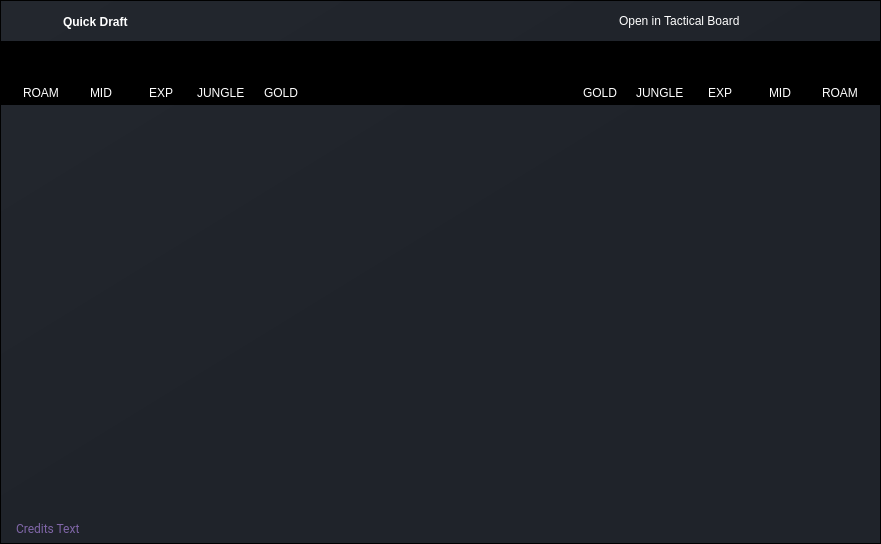
Qt form ui/pages/quick_draft.ui (elian-olbz/mlbb-drafting-and-simulation-tools) before a commit.
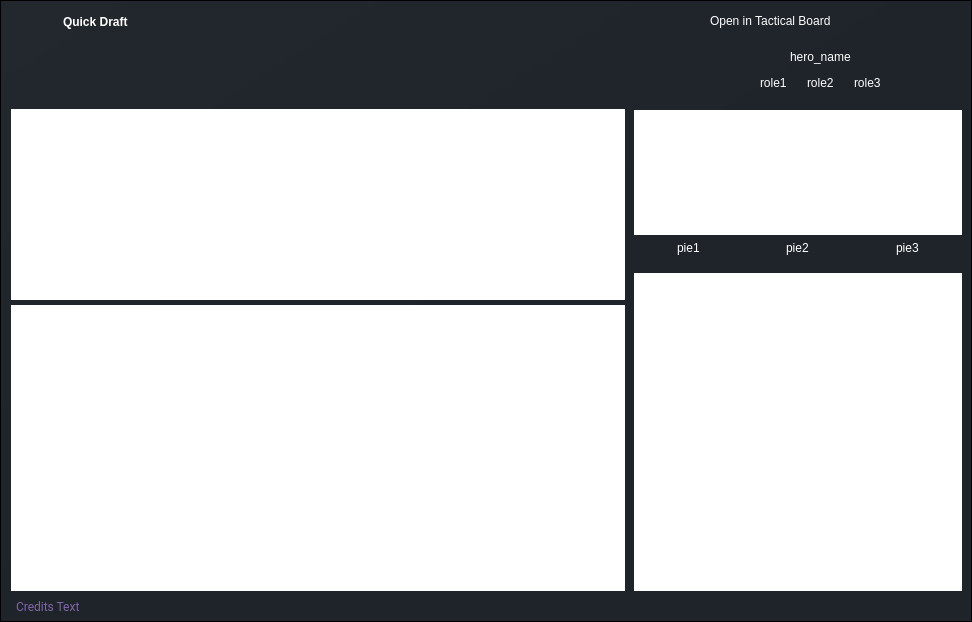
The same form after that commit. Icons and pictures are not drawn.

The edit to the form file:
```diff
--- a/ui/pages/quick_draft.ui
+++ b/ui/pages/quick_draft.ui
@@ -6,8 +6,8 @@
    <rect>
     <x>0</x>
     <y>0</y>
-    <width>881</width>
-    <height>544</height>
+    <width>972</width>
+    <height>622</height>
    </rect>
   </property>
   <property name="windowTitle">
@@ -143,7 +143,7 @@
              <item alignment="Qt::AlignTop">
               <widget class="QWidget" name="header_container" native="true">
                <property name="sizePolicy">
-                <sizepolicy hsizetype="Expanding" vsizetype="Preferred">
+                <sizepolicy hsizetype="Preferred" vsizetype="Preferred">
                  <horstretch>0</horstretch>
                  <verstretch>0</verstretch>
                 </sizepolicy>
@@ -444,7 +444,7 @@
           <item>
            <widget class="QWidget" name="main_body_container" native="true">
             <property name="sizePolicy">
-             <sizepolicy hsizetype="Expanding" vsizetype="Expanding">
+             <sizepolicy hsizetype="Preferred" vsizetype="Preferred">
               <horstretch>0</horstretch>
               <verstretch>0</verstretch>
              </sizepolicy>
@@ -468,7 +468,73 @@
              <property name="bottomMargin">
               <number>0</number>
              </property>
-             <item alignment="Qt::AlignTop">
+             <item>
+              <widget class="QWidget" name="main_content" native="true">
+               <property name="sizePolicy">
+                <sizepolicy hsizetype="Preferred" vsizetype="Preferred">
+                 <horstretch>0</horstretch>
+                 <verstretch>0</verstretch>
+                </sizepolicy>
+               </property>
+               <property name="minimumSize">
+                <size>
+                 <width>0</width>
+                 <height>0</height>
+                </size>
+               </property>
+               <layout class="QHBoxLayout" name="horizontalLayout" stretch="6,4">
+                <property name="spacing">
+                 <number>0</number>
+                </property>
+                <property name="leftMargin">
+                 <number>0</number>
+                </property>
+                <property name="topMargin">
+                 <number>0</number>
+                </property>
+                <property name="rightMargin">
+                 <number>0</number>
+                </property>
+                <property name="bottomMargin">
+                 <number>0</number>
+                </property>
+                <item>
+                 <widget class="QWidget" name="team_stats_container" native="true">
+                  <property name="sizePolicy">
+                   <sizepolicy hsizetype="Expanding" vsizetype="Expanding">
+                    <horstretch>0</horstretch>
+                    <verstretch>0</verstretch>
+                   </sizepolicy>
+                  </property>
+                  <property name="minimumSize">
+                   <size>
+                    <width>0</width>
+                    <height>0</height>
+                   </size>
+                  </property>
+                  <property name="maximumSize">
+                   <size>
+                    <width>16777215</width>
+                    <height>16777215</height>
+                   </size>
+                  </property>
+                  <layout class="QVBoxLayout" name="verticalLayout_17">
+                   <property name="spacing">
+                    <number>8</number>
+                   </property>
+                   <property name="leftMargin">
+                    <number>0</number>
+                   </property>
+                   <property name="topMargin">
+                    <number>0</number>
+                   </property>
+                   <property name="rightMargin">
+                    <number>0</number>
+                   </property>
+                   <property name="bottomMargin">
+                    <number>0</number>
+                   </property>
+                   <item>
               <widget class="QWidget" name="hero_widget" native="true">
                <property name="minimumSize">
                 <size>
@@ -477,11 +543,11 @@
                 </size>
                </property>
                <property name="styleSheet">
-                <string notr="true">background-color: rgb(0, 0, 0);</string>
-               </property>
-               <layout class="QHBoxLayout" name="horizontalLayout">
+                      <string notr="true"/>
+                     </property>
+                     <layout class="QHBoxLayout" name="horizontalLayout_4">
                 <property name="spacing">
-                 <number>0</number>
+                       <number>40</number>
                 </property>
                 <property name="leftMargin">
                  <number>10</number>
@@ -499,7 +565,7 @@
                  <widget class="QFrame" name="blue_hero_frame">
                   <property name="minimumSize">
                    <size>
-                    <width>300</width>
+                          <width>0</width>
                     <height>0</height>
                    </size>
                   </property>
@@ -511,7 +577,7 @@
                   </property>
                   <layout class="QHBoxLayout" name="horizontalLayout_5">
                    <property name="spacing">
-                    <number>0</number>
+                          <number>8</number>
                    </property>
                    <property name="leftMargin">
                     <number>0</number>
@@ -533,7 +599,7 @@
                      <property name="frameShadow">
                       <enum>QFrame::Raised</enum>
                      </property>
-                     <layout class="QVBoxLayout" name="verticalLayout_5">
+                           <layout class="QVBoxLayout" name="verticalLayout_6">
                       <property name="spacing">
                        <number>0</number>
                       </property>
@@ -553,8 +619,8 @@
                        <widget class="QLabel" name="blue_roam">
                         <property name="minimumSize">
                          <size>
-                          <width>40</width>
-                          <height>40</height>
+                                <width>50</width>
+                                <height>50</height>
                          </size>
                         </property>
                         <property name="styleSheet">
@@ -565,13 +631,6 @@
                         </property>
                        </widget>
                       </item>
-                      <item alignment="Qt::AlignHCenter">
-                       <widget class="QLabel" name="roam1">
-                        <property name="text">
-                         <string>ROAM</string>
-                        </property>
-                       </widget>
-                      </item>
                      </layout>
                     </widget>
                    </item>
@@ -583,7 +642,7 @@
                      <property name="frameShadow">
                       <enum>QFrame::Raised</enum>
                      </property>
-                     <layout class="QVBoxLayout" name="verticalLayout_6">
+                           <layout class="QVBoxLayout" name="verticalLayout_8">
                       <property name="spacing">
                        <number>0</number>
                       </property>
@@ -603,8 +662,8 @@
                        <widget class="QLabel" name="blue_mid">
                         <property name="minimumSize">
                          <size>
-                          <width>40</width>
-                          <height>40</height>
+                                <width>50</width>
+                                <height>50</height>
                          </size>
                         </property>
                         <property name="styleSheet">
@@ -615,13 +674,6 @@
                         </property>
                        </widget>
                       </item>
-                      <item alignment="Qt::AlignHCenter">
-                       <widget class="QLabel" name="mid1">
-                        <property name="text">
-                         <string>MID</string>
-                        </property>
-                       </widget>
-                      </item>
                      </layout>
                     </widget>
                    </item>
@@ -633,7 +685,7 @@
                      <property name="frameShadow">
                       <enum>QFrame::Raised</enum>
                      </property>
-                     <layout class="QVBoxLayout" name="verticalLayout_8">
+                           <layout class="QVBoxLayout" name="verticalLayout_9">
                       <property name="spacing">
                        <number>0</number>
                       </property>
@@ -653,8 +705,8 @@
                        <widget class="QLabel" name="blue_exp">
                         <property name="minimumSize">
                          <size>
-                          <width>40</width>
-                          <height>40</height>
+                                <width>50</width>
+                                <height>50</height>
                          </size>
                         </property>
                         <property name="styleSheet">
@@ -665,13 +717,6 @@
                         </property>
                        </widget>
                       </item>
-                      <item alignment="Qt::AlignHCenter">
-                       <widget class="QLabel" name="label_4">
-                        <property name="text">
-                         <string>EXP</string>
-                        </property>
-                       </widget>
-                      </item>
                      </layout>
                     </widget>
                    </item>
@@ -683,7 +728,7 @@
                      <property name="frameShadow">
                       <enum>QFrame::Raised</enum>
                      </property>
-                     <layout class="QVBoxLayout" name="verticalLayout_9">
+                           <layout class="QVBoxLayout" name="verticalLayout_10">
                       <property name="spacing">
                        <number>0</number>
                       </property>
@@ -703,8 +748,8 @@
                        <widget class="QLabel" name="blue_jungle">
                         <property name="minimumSize">
                          <size>
-                          <width>40</width>
-                          <height>40</height>
+                                <width>50</width>
+                                <height>50</height>
                          </size>
                         </property>
                         <property name="styleSheet">
@@ -715,13 +760,6 @@
                         </property>
                        </widget>
                       </item>
-                      <item alignment="Qt::AlignHCenter">
-                       <widget class="QLabel" name="jungle1">
-                        <property name="text">
-                         <string>JUNGLE</string>
-                        </property>
-                       </widget>
-                      </item>
                      </layout>
                     </widget>
                    </item>
@@ -733,7 +771,7 @@
                      <property name="frameShadow">
                       <enum>QFrame::Raised</enum>
                      </property>
-                     <layout class="QVBoxLayout" name="verticalLayout_10">
+                           <layout class="QVBoxLayout" name="verticalLayout_11">
                       <property name="spacing">
                        <number>0</number>
                       </property>
@@ -753,8 +791,8 @@
                        <widget class="QLabel" name="blue_gold">
                         <property name="minimumSize">
                          <size>
-                          <width>40</width>
-                          <height>40</height>
+                                <width>50</width>
+                                <height>50</height>
                          </size>
                         </property>
                         <property name="styleSheet">
@@ -766,13 +804,6 @@
                         </property>
                        </widget>
                       </item>
-                      <item alignment="Qt::AlignHCenter">
-                       <widget class="QLabel" name="gold1">
-                        <property name="text">
-                         <string>GOLD</string>
-                        </property>
-                       </widget>
-                      </item>
                      </layout>
                     </widget>
                    </item>
@@ -783,7 +814,7 @@
                  <widget class="QFrame" name="red_hero_frame">
                   <property name="minimumSize">
                    <size>
-                    <width>300</width>
+                          <width>0</width>
                     <height>0</height>
                    </size>
                   </property>
@@ -793,9 +824,9 @@
                   <property name="frameShadow">
                    <enum>QFrame::Raised</enum>
                   </property>
-                  <layout class="QHBoxLayout" name="horizontalLayout_4">
+                        <layout class="QHBoxLayout" name="horizontalLayout_6">
                    <property name="spacing">
-                    <number>0</number>
+                          <number>8</number>
                    </property>
                    <property name="leftMargin">
                     <number>0</number>
@@ -837,8 +868,8 @@
                        <widget class="QLabel" name="red_gold">
                         <property name="minimumSize">
                          <size>
-                          <width>40</width>
-                          <height>40</height>
+                                <width>50</width>
+                                <height>50</height>
                          </size>
                         </property>
                         <property name="styleSheet">
@@ -849,13 +880,6 @@
                         </property>
                        </widget>
                       </item>
-                      <item alignment="Qt::AlignHCenter">
-                       <widget class="QLabel" name="gold2">
-                        <property name="text">
-                         <string>GOLD</string>
-                        </property>
-                       </widget>
-                      </item>
                      </layout>
                     </widget>
                    </item>
@@ -887,8 +911,8 @@
                        <widget class="QLabel" name="red_jungle">
                         <property name="minimumSize">
                          <size>
-                          <width>40</width>
-                          <height>40</height>
+                                <width>50</width>
+                                <height>50</height>
                          </size>
                         </property>
                         <property name="styleSheet">
@@ -899,13 +923,6 @@
                         </property>
                        </widget>
                       </item>
-                      <item alignment="Qt::AlignHCenter">
-                       <widget class="QLabel" name="jungle2">
-                        <property name="text">
-                         <string>JUNGLE</string>
-                        </property>
-                       </widget>
-                      </item>
                      </layout>
                     </widget>
                    </item>
@@ -937,8 +954,8 @@
                        <widget class="QLabel" name="red_exp">
                         <property name="minimumSize">
                          <size>
-                          <width>40</width>
-                          <height>40</height>
+                                <width>50</width>
+                                <height>50</height>
                          </size>
                         </property>
                         <property name="styleSheet">
@@ -949,13 +966,6 @@
                         </property>
                        </widget>
                       </item>
-                      <item alignment="Qt::AlignHCenter">
-                       <widget class="QLabel" name="exp2">
-                        <property name="text">
-                         <string>EXP</string>
-                        </property>
-                       </widget>
-                      </item>
                      </layout>
                     </widget>
                    </item>
@@ -987,8 +997,8 @@
                        <widget class="QLabel" name="red_mid">
                         <property name="minimumSize">
                          <size>
-                          <width>40</width>
-                          <height>40</height>
+                                <width>50</width>
+                                <height>50</height>
                          </size>
                         </property>
                         <property name="styleSheet">
@@ -999,13 +1009,6 @@
                         </property>
                        </widget>
                       </item>
-                      <item alignment="Qt::AlignHCenter">
-                       <widget class="QLabel" name="mid2">
-                        <property name="text">
-                         <string>MID</string>
-                        </property>
-                       </widget>
-                      </item>
                      </layout>
                     </widget>
                    </item>
@@ -1017,7 +1020,7 @@
                      <property name="frameShadow">
                       <enum>QFrame::Raised</enum>
                      </property>
-                     <layout class="QVBoxLayout" name="verticalLayout_11">
+                           <layout class="QVBoxLayout" name="verticalLayout_16">
                       <property name="spacing">
                        <number>0</number>
                       </property>
@@ -1037,8 +1040,8 @@
                        <widget class="QLabel" name="red_roam">
                         <property name="minimumSize">
                          <size>
-                          <width>40</width>
-                          <height>40</height>
+                                <width>50</width>
+                                <height>50</height>
                          </size>
                         </property>
                         <property name="styleSheet">
@@ -1049,13 +1052,6 @@
                         </property>
                        </widget>
                       </item>
-                      <item alignment="Qt::AlignHCenter">
-                       <widget class="QLabel" name="roma2">
-                        <property name="text">
-                         <string>ROAM</string>
-                        </property>
-                       </widget>
-                      </item>
                      </layout>
                     </widget>
                    </item>
@@ -1073,10 +1069,31 @@
                  <verstretch>0</verstretch>
                 </sizepolicy>
                </property>
-               <layout class="QVBoxLayout" name="verticalLayout_7">
+                     <layout class="QVBoxLayout" name="verticalLayout_7" stretch="4,6">
                 <property name="spacing">
+                       <number>5</number>
+                      </property>
+                      <property name="leftMargin">
+                       <number>10</number>
+                      </property>
+                      <property name="topMargin">
                  <number>0</number>
                 </property>
+                      <property name="rightMargin">
+                       <number>0</number>
+                      </property>
+                      <property name="bottomMargin">
+                       <number>0</number>
+                      </property>
+                      <item>
+                       <widget class="QWidget" name="radar_widget" native="true">
+                        <property name="styleSheet">
+                         <string notr="true">background-color: rgb(255, 255, 255);</string>
+                        </property>
+                        <layout class="QHBoxLayout" name="horizontalLayout_17">
+                         <property name="spacing">
+                          <number>0</number>
+                         </property>
                 <property name="leftMargin">
                  <number>0</number>
                 </property>
@@ -1090,13 +1107,416 @@
                  <number>0</number>
                 </property>
                 <item>
-                 <layout class="QVBoxLayout" name="graph_layout">
+                          <layout class="QHBoxLayout" name="radar_layout"/>
+                         </item>
+                        </layout>
+                       </widget>
+                      </item>
+                      <item>
+                       <widget class="QWidget" name="diverging_widget" native="true">
+                        <property name="styleSheet">
+                         <string notr="true">background-color: rgb(255, 255, 255);</string>
+                        </property>
+                        <layout class="QHBoxLayout" name="horizontalLayout_18">
                   <property name="spacing">
                    <number>0</number>
                   </property>
+                         <property name="leftMargin">
+                          <number>0</number>
+                         </property>
+                         <property name="topMargin">
+                          <number>0</number>
+                         </property>
+                         <property name="rightMargin">
+                          <number>0</number>
+                         </property>
+                         <property name="bottomMargin">
+                          <number>0</number>
+                         </property>
+                         <item>
+                          <layout class="QHBoxLayout" name="diverging_layout">
+                           <property name="leftMargin">
+                            <number>10</number>
+                           </property>
+                           <property name="topMargin">
+                            <number>10</number>
+                           </property>
+                           <property name="rightMargin">
+                            <number>10</number>
+                           </property>
+                           <property name="bottomMargin">
+                            <number>10</number>
+                           </property>
                  </layout>
                 </item>
                </layout>
+                       </widget>
+                      </item>
+                     </layout>
+                    </widget>
+                   </item>
+                  </layout>
+                 </widget>
+                </item>
+                <item>
+                 <widget class="QWidget" name="hero_stats_container" native="true">
+                  <property name="sizePolicy">
+                   <sizepolicy hsizetype="Preferred" vsizetype="Preferred">
+                    <horstretch>0</horstretch>
+                    <verstretch>0</verstretch>
+                   </sizepolicy>
+                  </property>
+                  <property name="minimumSize">
+                   <size>
+                    <width>0</width>
+                    <height>0</height>
+                   </size>
+                  </property>
+                  <property name="maximumSize">
+                   <size>
+                    <width>16777215</width>
+                    <height>16777215</height>
+                   </size>
+                  </property>
+                  <property name="sizeIncrement">
+                   <size>
+                    <width>-1</width>
+                    <height>0</height>
+                   </size>
+                  </property>
+                  <layout class="QVBoxLayout" name="verticalLayout_19" stretch="1,3,6">
+                   <property name="spacing">
+                    <number>0</number>
+                   </property>
+                   <property name="leftMargin">
+                    <number>0</number>
+                   </property>
+                   <property name="topMargin">
+                    <number>0</number>
+                   </property>
+                   <property name="rightMargin">
+                    <number>0</number>
+                   </property>
+                   <property name="bottomMargin">
+                    <number>0</number>
+                   </property>
+                   <item alignment="Qt::AlignRight|Qt::AlignVCenter">
+                    <widget class="QWidget" name="hero_info" native="true">
+                     <property name="sizePolicy">
+                      <sizepolicy hsizetype="Preferred" vsizetype="Preferred">
+                       <horstretch>0</horstretch>
+                       <verstretch>0</verstretch>
+                      </sizepolicy>
+                     </property>
+                     <property name="maximumSize">
+                      <size>
+                       <width>16777215</width>
+                       <height>60</height>
+                      </size>
+                     </property>
+                     <layout class="QHBoxLayout" name="horizontalLayout_8">
+                      <property name="spacing">
+                       <number>20</number>
+                      </property>
+                      <property name="leftMargin">
+                       <number>0</number>
+                      </property>
+                      <property name="topMargin">
+                       <number>0</number>
+                      </property>
+                      <property name="rightMargin">
+                       <number>0</number>
+                      </property>
+                      <property name="bottomMargin">
+                       <number>0</number>
+                      </property>
+                      <item>
+                       <widget class="QWidget" name="name_widget" native="true">
+                        <property name="sizePolicy">
+                         <sizepolicy hsizetype="Expanding" vsizetype="Preferred">
+                          <horstretch>0</horstretch>
+                          <verstretch>0</verstretch>
+                         </sizepolicy>
+                        </property>
+                        <layout class="QVBoxLayout" name="verticalLayout_22">
+                         <property name="spacing">
+                          <number>0</number>
+                         </property>
+                         <property name="leftMargin">
+                          <number>0</number>
+                         </property>
+                         <property name="topMargin">
+                          <number>0</number>
+                         </property>
+                         <property name="rightMargin">
+                          <number>0</number>
+                         </property>
+                         <property name="bottomMargin">
+                          <number>0</number>
+                         </property>
+                         <item>
+                          <widget class="QFrame" name="name_frame">
+                           <property name="frameShape">
+                            <enum>QFrame::StyledPanel</enum>
+                           </property>
+                           <property name="frameShadow">
+                            <enum>QFrame::Raised</enum>
+                           </property>
+                           <layout class="QVBoxLayout" name="verticalLayout_23">
+                            <item alignment="Qt::AlignHCenter">
+                             <widget class="QLabel" name="label_2">
+                              <property name="text">
+                               <string>hero_name</string>
+                              </property>
+                             </widget>
+                            </item>
+                           </layout>
+                          </widget>
+                         </item>
+                         <item alignment="Qt::AlignHCenter">
+                          <widget class="QFrame" name="role_frame">
+                           <property name="frameShape">
+                            <enum>QFrame::StyledPanel</enum>
+                           </property>
+                           <property name="frameShadow">
+                            <enum>QFrame::Raised</enum>
+                           </property>
+                           <layout class="QHBoxLayout" name="horizontalLayout_13">
+                            <property name="spacing">
+                             <number>20</number>
+                            </property>
+                            <property name="leftMargin">
+                             <number>0</number>
+                            </property>
+                            <property name="topMargin">
+                             <number>0</number>
+                            </property>
+                            <property name="rightMargin">
+                             <number>0</number>
+                            </property>
+                            <item alignment="Qt::AlignHCenter">
+                             <widget class="QLabel" name="role1">
+                              <property name="text">
+                               <string>role1</string>
+                              </property>
+                             </widget>
+                            </item>
+                            <item alignment="Qt::AlignHCenter">
+                             <widget class="QLabel" name="role2">
+                              <property name="text">
+                               <string>role2</string>
+                              </property>
+                             </widget>
+                            </item>
+                            <item alignment="Qt::AlignHCenter">
+                             <widget class="QLabel" name="role3">
+                              <property name="text">
+                               <string>role3</string>
+                              </property>
+                             </widget>
+                            </item>
+                           </layout>
+                          </widget>
+                         </item>
+                        </layout>
+                       </widget>
+                      </item>
+                      <item alignment="Qt::AlignRight|Qt::AlignVCenter">
+                       <widget class="QWidget" name="icon_widget" native="true">
+                        <layout class="QHBoxLayout" name="horizontalLayout_12">
+                         <property name="spacing">
+                          <number>0</number>
+                         </property>
+                         <property name="leftMargin">
+                          <number>0</number>
+                         </property>
+                         <property name="topMargin">
+                          <number>0</number>
+                         </property>
+                         <property name="rightMargin">
+                          <number>10</number>
+                         </property>
+                         <property name="bottomMargin">
+                          <number>0</number>
+                         </property>
+                         <item>
+                          <widget class="QLabel" name="hero_icon">
+                           <property name="minimumSize">
+                            <size>
+                             <width>60</width>
+                             <height>60</height>
+                            </size>
+                           </property>
+                           <property name="styleSheet">
+                            <string notr="true">image: url(:/icons/icons/plus-circle.svg);</string>
+                           </property>
+                           <property name="text">
+                            <string/>
+                           </property>
+                          </widget>
+                         </item>
+                        </layout>
+                       </widget>
+                      </item>
+                     </layout>
+                    </widget>
+                   </item>
+                   <item>
+                    <widget class="QWidget" name="hero_attr" native="true">
+                     <property name="sizePolicy">
+                      <sizepolicy hsizetype="Preferred" vsizetype="Preferred">
+                       <horstretch>0</horstretch>
+                       <verstretch>0</verstretch>
+                      </sizepolicy>
+                     </property>
+                     <property name="maximumSize">
+                      <size>
+                       <width>16777215</width>
+                       <height>200</height>
+                      </size>
+                     </property>
+                     <layout class="QVBoxLayout" name="verticalLayout_21">
+                      <item>
+                       <widget class="QWidget" name="pie_widget" native="true">
+                        <property name="sizePolicy">
+                         <sizepolicy hsizetype="Expanding" vsizetype="Expanding">
+                          <horstretch>0</horstretch>
+                          <verstretch>0</verstretch>
+                         </sizepolicy>
+                        </property>
+                        <property name="styleSheet">
+                         <string notr="true">background-color: rgb(255, 255, 255);
+</string>
+                        </property>
+                        <layout class="QVBoxLayout" name="verticalLayout_26">
+                         <property name="spacing">
+                          <number>0</number>
+                         </property>
+                         <property name="leftMargin">
+                          <number>0</number>
+                         </property>
+                         <property name="topMargin">
+                          <number>0</number>
+                         </property>
+                         <property name="rightMargin">
+                          <number>0</number>
+                         </property>
+                         <property name="bottomMargin">
+                          <number>0</number>
+                         </property>
+                         <item>
+                          <layout class="QHBoxLayout" name="pie_layout"/>
+                         </item>
+                        </layout>
+                       </widget>
+                      </item>
+                      <item alignment="Qt::AlignBottom">
+                       <widget class="QFrame" name="frame_4">
+                        <property name="frameShape">
+                         <enum>QFrame::StyledPanel</enum>
+                        </property>
+                        <property name="frameShadow">
+                         <enum>QFrame::Raised</enum>
+                        </property>
+                        <layout class="QHBoxLayout" name="horizontalLayout_14">
+                         <property name="spacing">
+                          <number>0</number>
+                         </property>
+                         <property name="leftMargin">
+                          <number>0</number>
+                         </property>
+                         <property name="topMargin">
+                          <number>0</number>
+                         </property>
+                         <property name="rightMargin">
+                          <number>0</number>
+                         </property>
+                         <property name="bottomMargin">
+                          <number>0</number>
+                         </property>
+                         <item alignment="Qt::AlignHCenter|Qt::AlignBottom">
+                          <widget class="QLabel" name="pie1">
+                           <property name="text">
+                            <string>pie1</string>
+                           </property>
+                          </widget>
+                         </item>
+                         <item alignment="Qt::AlignHCenter|Qt::AlignBottom">
+                          <widget class="QLabel" name="pie2">
+                           <property name="text">
+                            <string>pie2</string>
+                           </property>
+                          </widget>
+                         </item>
+                         <item alignment="Qt::AlignHCenter|Qt::AlignBottom">
+                          <widget class="QLabel" name="pie3">
+                           <property name="text">
+                            <string>pie3</string>
+                           </property>
+                          </widget>
+                         </item>
+                        </layout>
+                       </widget>
+                      </item>
+                     </layout>
+                    </widget>
+                   </item>
+                   <item>
+                    <widget class="QWidget" name="attr_widget" native="true">
+                     <property name="sizePolicy">
+                      <sizepolicy hsizetype="Preferred" vsizetype="Preferred">
+                       <horstretch>0</horstretch>
+                       <verstretch>0</verstretch>
+                      </sizepolicy>
+                     </property>
+                     <layout class="QVBoxLayout" name="verticalLayout_20">
+                      <property name="bottomMargin">
+                       <number>0</number>
+                      </property>
+                      <item>
+                       <widget class="QWidget" name="attr_container" native="true">
+                        <property name="styleSheet">
+                         <string notr="true">background-color: rgb(255, 255, 255);
+</string>
+                        </property>
+                        <layout class="QVBoxLayout" name="verticalLayout_24">
+                         <property name="spacing">
+                          <number>0</number>
+                         </property>
+                         <property name="leftMargin">
+                          <number>0</number>
+                         </property>
+                         <property name="topMargin">
+                          <number>0</number>
+                         </property>
+                         <property name="rightMargin">
+                          <number>0</number>
+                         </property>
+                         <property name="bottomMargin">
+                          <number>0</number>
+                         </property>
+                         <item>
+                          <layout class="QVBoxLayout" name="attr_layout">
+                           <property name="leftMargin">
+                            <number>10</number>
+                           </property>
+                           <property name="rightMargin">
+                            <number>10</number>
+                           </property>
+                          </layout>
+                         </item>
+                        </layout>
+                       </widget>
+                      </item>
+                     </layout>
+                    </widget>
+                   </item>
+                  </layout>
+                 </widget>
+                </item>
+               </layout>
+               <zorder>hero_stats_container</zorder>
+               <zorder>team_stats_container</zorder>
               </widget>
              </item>
              <item alignment="Qt::AlignBottom">
```
Lines whose indentation alone changed are shown as unchanged.
